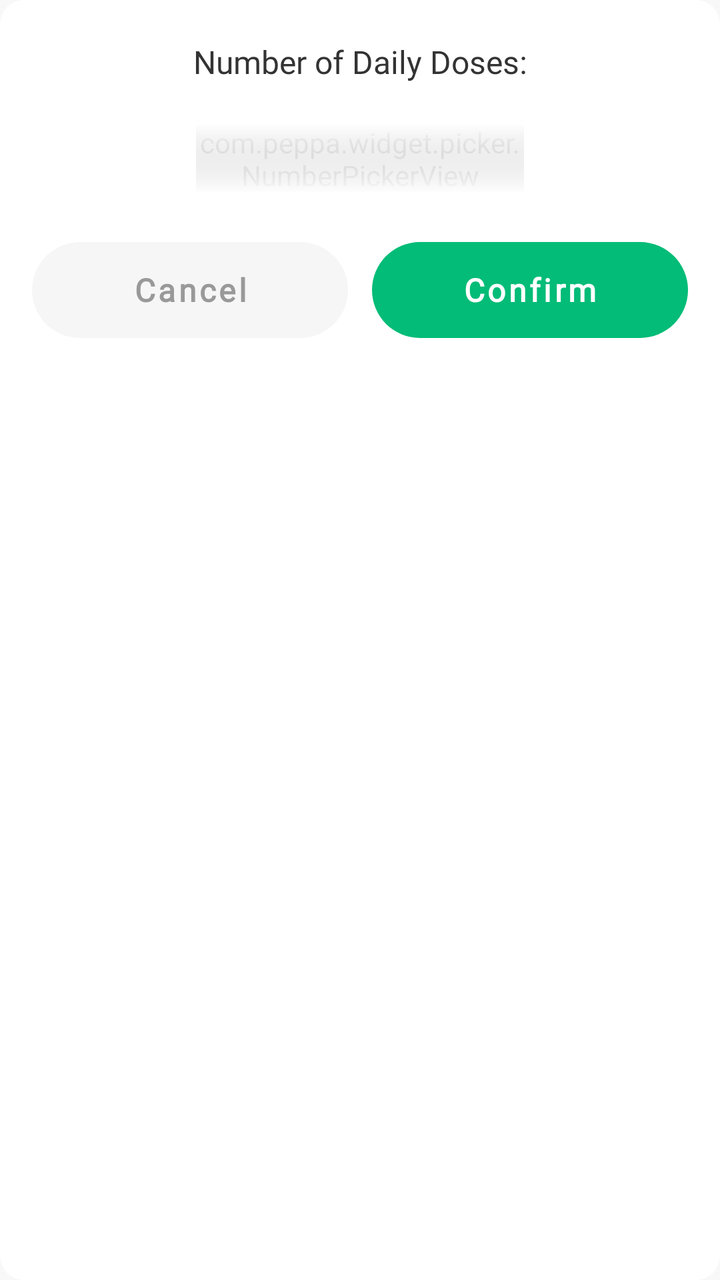
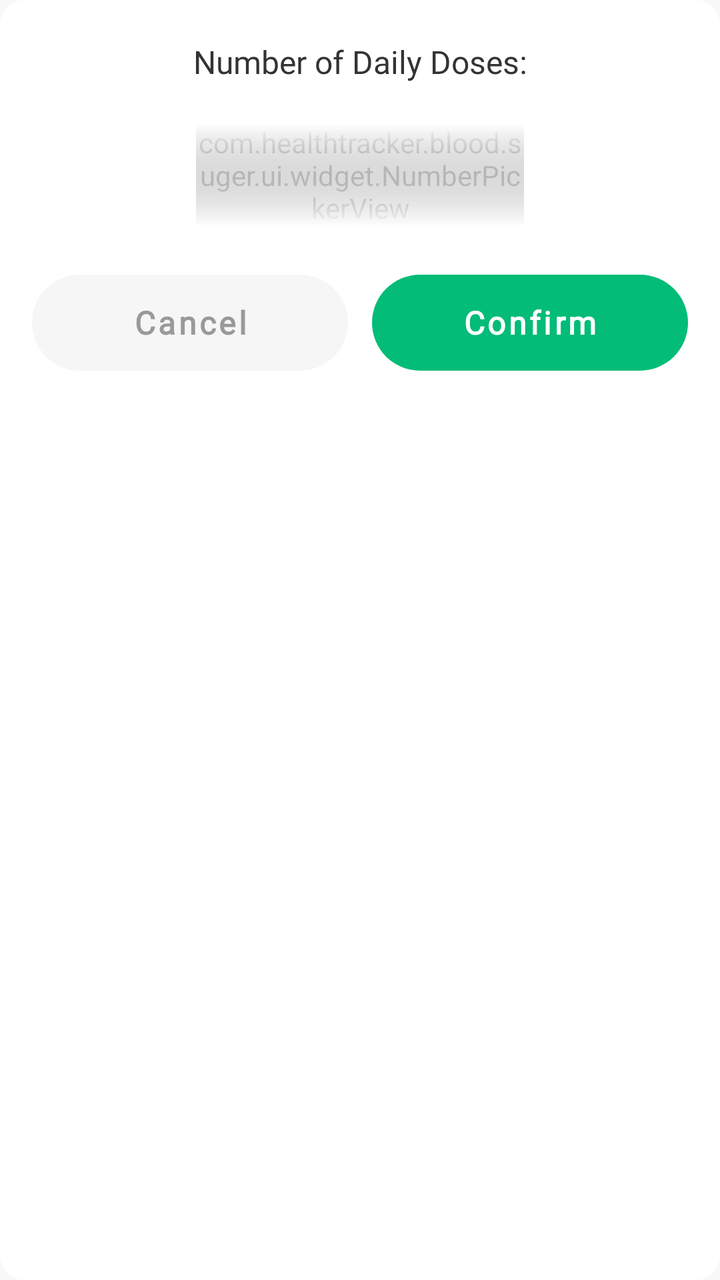

Screens rendered from an Android XML layout before and after an edit, with the pre-edit source and the edit as a unified diff.
<!-- AndroidManifest.xml: application theme AppTheme -->
<!-- res/layout/dialog_doses_times.xml -->
<?xml version="1.0" encoding="utf-8"?>
<androidx.constraintlayout.widget.ConstraintLayout xmlns:android="http://schemas.android.com/apk/res/android"
    xmlns:app="http://schemas.android.com/apk/res-auto"
    xmlns:tools="http://schemas.android.com/tools"
    android:layout_width="match_parent"
    android:layout_height="wrap_content"
    android:background="@drawable/bg_rect_white_12"
    android:gravity="center_horizontal"
    android:orientation="vertical"
    android:paddingHorizontal="@dimen/dp_16"
    android:paddingVertical="@dimen/dp_20">

    <androidx.appcompat.widget.AppCompatTextView
        android:id="@+id/tv_confirm_title"
        style="@style/T1_18"
        android:layout_width="match_parent"
        android:layout_height="wrap_content"
        android:layout_marginHorizontal="@dimen/dp_6"
        android:gravity="center_horizontal"
        android:text="@string/number_of_daily_doses"
        android:textSize="@dimen/sp_16"
        app:layout_constraintEnd_toEndOf="parent"
        app:layout_constraintStart_toStartOf="parent"
        app:layout_constraintTop_toTopOf="parent" />

    <com.peppa.widget.picker.NumberPickerView
        android:id="@+id/numberPicker"
        android:layout_width="0dp"
        android:layout_height="wrap_content"
        android:layout_marginTop="@dimen/dp_20"
        app:layout_constraintEnd_toEndOf="parent"
        app:layout_constraintStart_toStartOf="parent"
        app:layout_constraintTop_toBottomOf="@id/tv_confirm_title"
        app:layout_constraintWidth_percent="0.5"
        app:npv_DividerColor="@color/picker_divider_color"
        app:npv_ItemPaddingHorizontal="@dimen/dp_24"
        app:npv_ItemPaddingVertical="@dimen/dp_10"
        app:npv_ShowDivider="false"
        app:npv_ShownCount="3"
        tools:npv_TextArray="@array/hours"
        app:npv_TextColorNormal="@color/color_BFBFBF"
        app:npv_TextColorSelected="@color/t1"
        app:npv_TextSizeNormal="@dimen/sp_24"
        app:npv_TextSizeSelected="@dimen/sp_24"
        app:npv_WrapSelectorWheel="true" />

    
    <View
        android:layout_width="0dp"
        android:layout_height="@dimen/dp_48"
        android:background="@drawable/gradient_npv_top"
        app:layout_constraintEnd_toEndOf="parent"
        app:layout_constraintStart_toStartOf="parent"
        app:layout_constraintTop_toTopOf="@id/numberPicker" />

    
    <View
        android:layout_width="0dp"
        android:layout_height="@dimen/dp_48"
        android:background="@drawable/gradient_npv_bottom"
        app:layout_constraintBottom_toBottomOf="@id/numberPicker"
        app:layout_constraintEnd_toEndOf="parent"
        app:layout_constraintStart_toStartOf="parent" />

    <androidx.appcompat.widget.LinearLayoutCompat
        android:layout_width="match_parent"
        android:layout_height="wrap_content"
        android:layout_marginTop="@dimen/dp_24"
        app:layout_constraintTop_toBottomOf="@id/numberPicker">

        <com.google.android.material.button.MaterialButton
            android:id="@+id/btn_cancel"
            style="@style/MaterialButton.b3"
            android:layout_width="0dp"
            android:layout_height="@dimen/dp_48"
            android:layout_marginEnd="@dimen/dp_12"
            android:layout_weight="1"
            android:text="@string/cancel" />

        <com.google.android.material.button.MaterialButton
            android:id="@+id/btn_ok"
            style="@style/MaterialButton.b1"
            android:layout_width="0dp"
            android:layout_height="@dimen/dp_48"
            android:layout_weight="1"
            android:text="@string/confirm" />
    </androidx.appcompat.widget.LinearLayoutCompat>

</androidx.constraintlayout.widget.ConstraintLayout>
<!-- resources referenced by this layout -->
<resources>
  <color name="color_BFBFBF">#BFBFBF</color>
  <color name="t1">#333333</color>
  <dimen name="dp_10">10dp</dimen>
  <dimen name="dp_12">12dp</dimen>
  <dimen name="dp_16">16dp</dimen>
  <dimen name="dp_20">20dp</dimen>
  <dimen name="dp_24">24dp</dimen>
  <dimen name="dp_48">48dp</dimen>
  <dimen name="dp_6">6dp</dimen>
  <dimen name="sp_16">16sp</dimen>
  <dimen name="sp_24">24sp</dimen>
  <!-- drawable bg_rect_white_12 (drawable) -->
  <?xml version="1.0" encoding="utf-8"?>
  <shape xmlns:android="http://schemas.android.com/apk/res/android"
      android:shape="rectangle">
      <solid android:color="@color/white"/>
      <corners android:radius="@dimen/dp_12"/>
  
  </shape>
  <!-- drawable gradient_npv_bottom (drawable) -->
  <?xml version="1.0" encoding="utf-8"?>
  <shape xmlns:android="http://schemas.android.com/apk/res/android"
      android:shape="rectangle">
      <gradient
          android:angle="90"
          android:endColor="@color/transparent"
          android:startColor="@color/white" />
  </shape>
  <!-- drawable gradient_npv_top (drawable) -->
  <?xml version="1.0" encoding="utf-8"?>
  <shape xmlns:android="http://schemas.android.com/apk/res/android"
      android:shape="rectangle">
      <gradient
          android:angle="90"
          android:endColor="@color/white"
          android:startColor="@color/transparent" />
  </shape>
  <string name="cancel">Cancel</string>
  <string name="confirm">Confirm</string>
  <string name="number_of_daily_doses">Number of Daily Doses:</string>
  <style name="MaterialButton.b1">
          <item name="android:fontFamily">@font/roboto_bold</item>
          <item name="fontFamily">@font/roboto_bold</item>
          <item name="android:textStyle">bold</item>
          <item name="android:textColor">@color/white</item>
          <item name="backgroundTint">@color/c5</item>
          <item name="rippleColor">@color/c5_8</item>
      </style>
  <style name="MaterialButton.b3">
          <item name="android:fontFamily">@font/roboto_bold</item>
          <item name="fontFamily">@font/roboto_bold</item>
          <item name="android:textStyle">bold</item>
          <item name="android:textColor">@color/color_999</item>
          <item name="backgroundTint">#f6f6f6</item>
          <item name="rippleColor">@color/c5_8</item>
      </style>
  <style name="T1_18" parent="TextViewFont_RobotoBold">
          <item name="android:layout_height">wrap_content</item>
          <item name="android:layout_width">wrap_content</item>
          <item name="android:textColor">@color/t1</item>
          <item name="android:textSize">@dimen/sp_18</item>
      </style>
  <color name="white">#FFFFFF</color>
  <color name="transparent">#00000000</color>
  <color name="c5">#02BC77</color>
  <color name="c5_8">#5DD4A8</color>
  <color name="color_999">#999999</color>
  <style name="TextViewFont_RobotoBold">
          <item name="android:fontFamily">@font/roboto_bold</item>
          <item name="fontFamily">@font/roboto_bold</item>
      </style>
  <dimen name="sp_18">18sp</dimen>
  <color name="colorAccent">@color/c5</color>
  <color name="color_tap_ripple">@color/transparent10</color>
  <color name="colorPrimary">@color/c1</color>
  <color name="colorPrimaryDark">@color/c1</color>
  <style name="toolbar_nav_button" parent="@style/Widget.AppCompat.Toolbar.Button.Navigation">
          <item name="android:paddingLeft">@dimen/nav_button_margin</item>
          <item name="android:paddingRight">@dimen/nav_button_margin</item>
          <item name="android:minWidth">56dp</item>
      </style>
  <color name="bg_window">#f8f8f8</color>
  <color name="transparent10">#1A000000</color>
  <color name="c1">@color/white</color>
  <dimen name="nav_button_margin">@dimen/dp_16</dimen>
  <!-- unchanged entries left out for length: 2 -->
</resources>

<!-- the commit's change to res/layout/dialog_doses_times.xml (unified diff, before → after) -->
@@ -23,7 +23,7 @@
         app:layout_constraintStart_toStartOf="parent"
         app:layout_constraintTop_toTopOf="parent" />
 
-    <com.peppa.widget.picker.NumberPickerView
+    <com.healthtracker.blood.suger.ui.widget.NumberPickerView
         android:id="@+id/numberPicker"
         android:layout_width="0dp"
         android:layout_height="wrap_content"
@@ -32,7 +32,7 @@
         app:layout_constraintStart_toStartOf="parent"
         app:layout_constraintTop_toBottomOf="@id/tv_confirm_title"
         app:layout_constraintWidth_percent="0.5"
-        app:npv_DividerColor="@color/picker_divider_color"
+        
         app:npv_ItemPaddingHorizontal="@dimen/dp_24"
         app:npv_ItemPaddingVertical="@dimen/dp_10"
         app:npv_ShowDivider="false"
